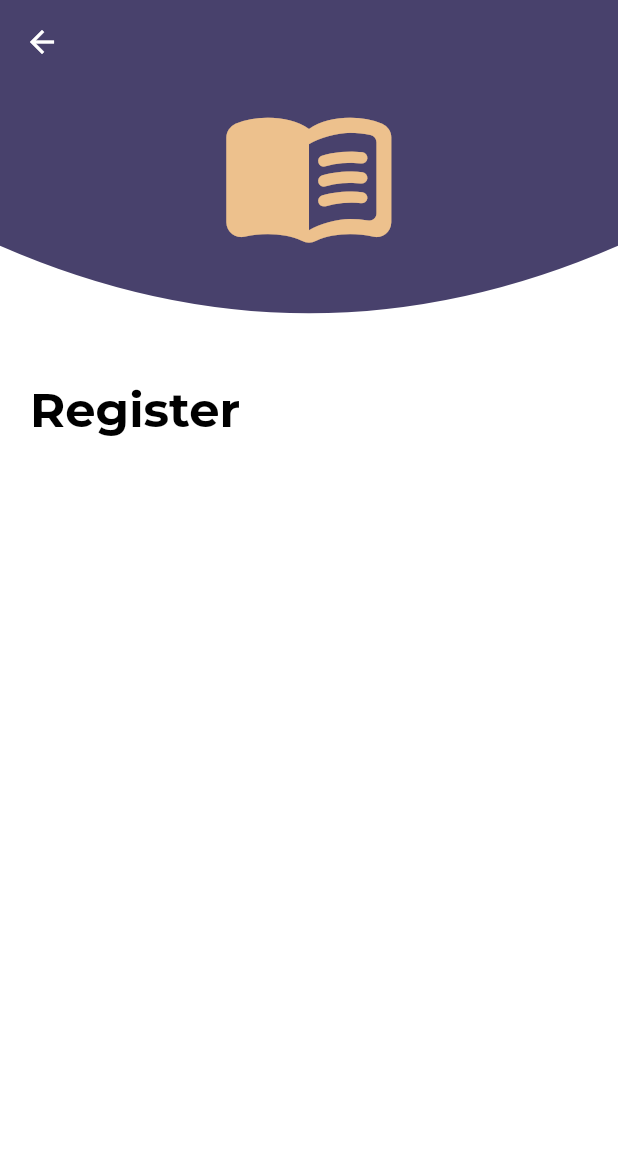
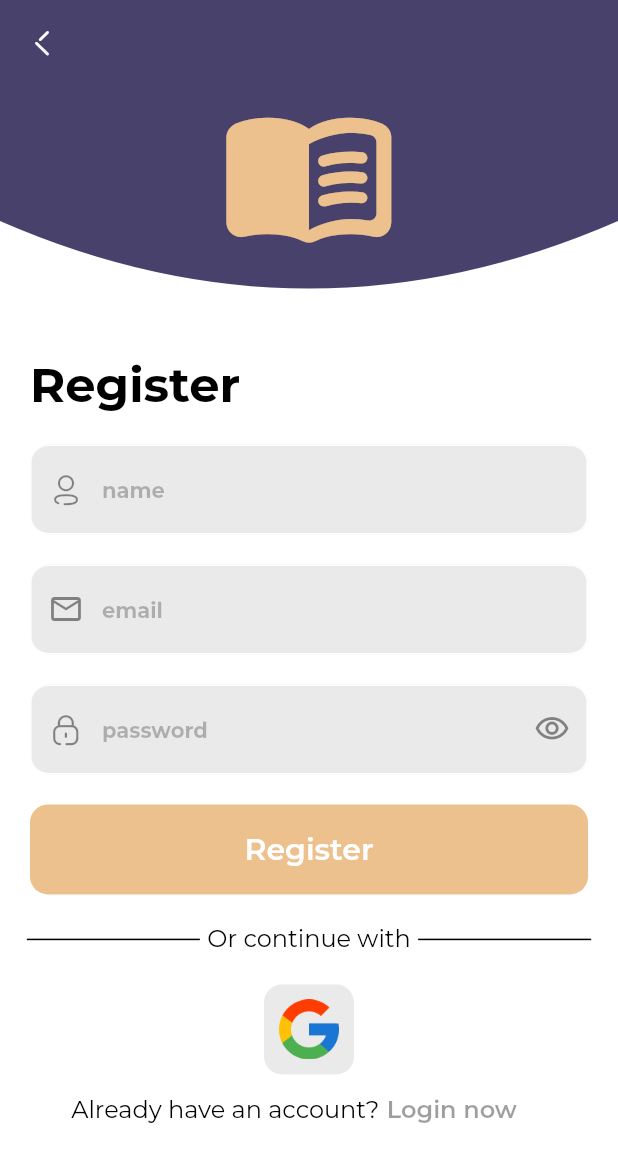
Before and after one commit to yousefm2311/booky-app-mvvm, a Flutter app: the screen it shows after launch, after a tap on "Register now", on a phone screen of 412 x 824 dp. Shown: the top 1162 px of the screen. Run offline on Flutter 3.47's test engine with Material 2 defaults, Android fonts, the phone set to English and light mode, and no system bars; our stand-ins replace animate_do, dio, flutter_bloc, go_router, google_fonts.

Commit message:
done ui register

```diff
--- a/lib/core/utils/routes/routes.dart
+++ b/lib/core/utils/routes/routes.dart
@@ -48,9 +48,11 @@ abstract class AppRoutes {
               child: const LoginView(),
             )),
     GoRoute(
-      path: registerView,
-      builder: (context, state) => const RegisterView(),
-    ),
+        path: registerView,
+        builder: (context, state) => BlocProvider(
+              create: (context) => AuthBloc(),
+              child: const RegisterView(),
+            )),
   ]);
   static String splashView = '/';
   static String homeView = '/homeView';
--- a/lib/features/auth/presentition/view_model/bloc_auth/auth_bloc.dart
+++ b/lib/features/auth/presentition/view_model/bloc_auth/auth_bloc.dart
@@ -5,8 +5,11 @@ import 'package:flutter_bloc/flutter_bloc.dart';
 
 class AuthBloc extends Bloc<AuthEvent, AuthState> {
   bool isVisibility = true;
-  TextEditingController emailController = TextEditingController();
-  TextEditingController passwordController = TextEditingController();
+  TextEditingController emailLoginController = TextEditingController();
+  TextEditingController passwordLoginController = TextEditingController();
+  TextEditingController emailRegisterController = TextEditingController();
+  TextEditingController nameRegisterController = TextEditingController();
+  TextEditingController passwordRegisterController = TextEditingController();
 
   AuthBloc() : super(AuthInitialState()) {
     on<AuthEvent>((event, emit) async {
--- a/lib/features/auth/presentition/views/login_view.dart
+++ b/lib/features/auth/presentition/views/login_view.dart
@@ -7,7 +7,9 @@ class LoginView extends StatelessWidget {
   @override
   Widget build(BuildContext context) {
     return Scaffold(
-      appBar: AppBar(),
+      appBar: AppBar(
+        leading: Container(),
+      ),
       body: const LoginBodyView(),
     );
   }
--- a/lib/features/auth/presentition/views/register_view.dart
+++ b/lib/features/auth/presentition/views/register_view.dart
@@ -1,5 +1,7 @@
+import 'package:bookly_full_app_mvvm/core/utils/icon_broken.dart';
 import 'package:bookly_full_app_mvvm/features/auth/presentition/views/widget/register_body_view.dart';
 import 'package:flutter/material.dart';
+import 'package:go_router/go_router.dart';
 
 class RegisterView extends StatelessWidget {
   const RegisterView({super.key});
@@ -7,7 +9,14 @@ class RegisterView extends StatelessWidget {
   @override
   Widget build(BuildContext context) {
     return Scaffold(
-      appBar: AppBar(),
+      appBar: AppBar(
+        leading: IconButton(
+          onPressed: () {
+            GoRouter.of(context).pop();
+          },
+          icon: const Icon(IconBroken.Arrow___Left_2),
+        ),
+      ),
       body: const RegisterBodyView(),
     );
   }
--- a/lib/features/auth/presentition/views/widget/clippath_view.dart
+++ b/lib/features/auth/presentition/views/widget/clippath_view.dart
@@ -11,7 +11,7 @@ class ClipPathView extends StatelessWidget {
       clipper: RoundedClipper(),
       child: Container(
         width: double.infinity,
-        height: MediaQuery.sizeOf(context).height * .24,
+        height: MediaQuery.sizeOf(context).height * .22,
         decoration: const BoxDecoration(
           color: AppColors.kPrimaryColor,
         ),
--- a/lib/features/auth/presentition/views/widget/custom_text_form_field.dart
+++ b/lib/features/auth/presentition/views/widget/custom_text_form_field.dart
@@ -9,21 +9,24 @@ class CustomTextFormField extends StatelessWidget {
       required this.prefixIcon,
       this.suffixIcon,
       required this.controller,
-      required this.obscureText});
+      required this.obscureText, this.textInputType});
   final String hintText;
   final Icon prefixIcon;
   final Widget? suffixIcon;
   final TextEditingController controller;
   final bool obscureText;
+  final TextInputType? textInputType;
   @override
   Widget build(BuildContext context) {
     return Padding(
       padding: const EdgeInsets.symmetric(horizontal: 20.0),
       child: TextFormField(
+        keyboardType: textInputType,
         style: Styles.textStyle16,
         obscureText: obscureText,
         controller: controller,
         decoration: InputDecoration(
+
             hintText: hintText,
             prefixIcon: prefixIcon,
             hintStyle: Styles.textStyle14,
--- a/lib/features/auth/presentition/views/widget/login_body_view.dart
+++ b/lib/features/auth/presentition/views/widget/login_body_view.dart
@@ -1,12 +1,12 @@
 import 'package:bookly_full_app_mvvm/core/utils/routes/routes.dart';
 import 'package:bookly_full_app_mvvm/core/utils/styles.dart';
-import 'package:bookly_full_app_mvvm/core/widgets/custom_text_button.dart';
 import 'package:bookly_full_app_mvvm/features/auth/presentition/view_model/bloc_auth/auth_bloc.dart';
 import 'package:bookly_full_app_mvvm/features/auth/presentition/view_model/bloc_auth/auth_state.dart';
 import 'package:bookly_full_app_mvvm/features/auth/presentition/views/widget/clippath_view.dart';
+import 'package:bookly_full_app_mvvm/features/auth/presentition/views/widget/section_bottom_view.dart';
 import 'package:bookly_full_app_mvvm/features/auth/presentition/views/widget/section_continue_with.dart';
 import 'package:bookly_full_app_mvvm/features/auth/presentition/views/widget/section_button_login.dart';
-import 'package:bookly_full_app_mvvm/features/auth/presentition/views/widget/section_text_form_field.dart';
+import 'package:bookly_full_app_mvvm/features/auth/presentition/views/widget/section_login_text_form_field.dart';
 import 'package:flutter/material.dart';
 import 'package:flutter_bloc/flutter_bloc.dart';
 import 'package:go_router/go_router.dart';
@@ -16,11 +16,10 @@ class LoginBodyView extends StatelessWidget {
 
   @override
   Widget build(BuildContext context) {
-    return BlocBuilder< AuthBloc,AuthState>(
+    return BlocBuilder<AuthBloc, AuthState>(
       builder: (context, state) {
         var cubit = BlocProvider.of<AuthBloc>(context);
-        return SafeArea(
-          child: SingleChildScrollView(
+        return SingleChildScrollView(
           child: Column(
             crossAxisAlignment: CrossAxisAlignment.start,
             children: [
@@ -29,28 +28,19 @@ class LoginBodyView extends StatelessWidget {
                   padding: EdgeInsets.symmetric(horizontal: 20.0),
                   child: Text('Login', style: Styles.textStyle32)),
               const SizedBox(height: 20.0),
-                SectionTextFormField(cubit: cubit),
+              SectionLoginTextFormField(bloc: cubit),
               const SectionButtonLogin(),
               const SizedBox(height: 20.0),
               SectionContinueWithView(onTap: () {}),
               const SizedBox(height: 10.0),
-                Row(
-                  mainAxisAlignment: MainAxisAlignment.center,
-                  children: [
-                    const Text(
-                      'Not a member?',
-                      style: Styles.textStyle16,
-                    ),
-                    CustomTextButton(
-                      text: 'Register now',
+              SectionBottomView(
+                text: 'Not a member?',
+                buttonTitle: 'Register now',
                 onPressed: () {
                   GoRouter.of(context).push(AppRoutes.registerView);
                 },
               )
             ],
-                )
-              ],
-            ),
           ),
         );
       },
--- a/lib/features/auth/presentition/views/widget/register_body_view.dart
+++ b/lib/features/auth/presentition/views/widget/register_body_view.dart
@@ -1,21 +1,58 @@
+import 'package:bookly_full_app_mvvm/core/utils/routes/routes.dart';
 import 'package:bookly_full_app_mvvm/core/utils/styles.dart';
+import 'package:bookly_full_app_mvvm/core/widgets/button.dart';
+import 'package:bookly_full_app_mvvm/features/auth/presentition/view_model/bloc_auth/auth_bloc.dart';
+import 'package:bookly_full_app_mvvm/features/auth/presentition/view_model/bloc_auth/auth_state.dart';
 import 'package:bookly_full_app_mvvm/features/auth/presentition/views/widget/clippath_view.dart';
+import 'package:bookly_full_app_mvvm/features/auth/presentition/views/widget/section_bottom_view.dart';
+import 'package:bookly_full_app_mvvm/features/auth/presentition/views/widget/section_continue_with.dart';
+import 'package:bookly_full_app_mvvm/features/auth/presentition/views/widget/section_register_text_from_field.dart';
 import 'package:flutter/material.dart';
+import 'package:flutter_bloc/flutter_bloc.dart';
+import 'package:go_router/go_router.dart';
 
 class RegisterBodyView extends StatelessWidget {
   const RegisterBodyView({super.key});
 
   @override
   Widget build(BuildContext context) {
-    return const Column(
-      crossAxisAlignment: CrossAxisAlignment.start,
-      children: [
-        ClipPathView(),
-        Padding(
-            padding: EdgeInsets.symmetric(horizontal: 20.0),
-            child: Text('Register', style: Styles.textStyle32)),
-        SizedBox(height: 20.0),
-      ],
+    return BlocConsumer<AuthBloc, AuthState>(
+      builder: (context, state) {
+        var bloc = BlocProvider.of<AuthBloc>(context);
+        return SingleChildScrollView(
+          child: Column(
+            crossAxisAlignment: CrossAxisAlignment.start,
+            children: [
+              const ClipPathView(),
+              const Padding(
+                  padding: EdgeInsets.symmetric(horizontal: 20.0),
+                  child: Text('Register', style: Styles.textStyle32)),
+              const SizedBox(height: 20.0),
+              SectionRegisterTextFormField(
+                bloc: bloc,
+              ),
+              const SizedBox(height: 20.0),
+              Padding(
+                padding: const EdgeInsets.symmetric(horizontal: 20.0),
+                child: CustomButton(
+                  text: 'Register',
+                  onPressed: () {},
+                ),
+              ),
+              const SizedBox(height: 20.0),
+              const SectionContinueWithView(),
+              SectionBottomView(
+                text: 'Already have an account?',
+                buttonTitle: 'Login now',
+                onPressed: () {
+                  GoRouter.of(context).pushReplacement(AppRoutes.loginView);
+                },
+              )
+            ],
+          ),
+        );
+      },
+      listener: (context, state) {},
     );
   }
 }
--- a/lib/features/auth/presentition/views/widget/rounded_clipper.dart
+++ b/lib/features/auth/presentition/views/widget/rounded_clipper.dart
@@ -9,7 +9,7 @@ class RoundedClipper extends CustomClipper<Path> {
       size.width / 2,
       size.height,
       size.width,
-      size.height -  90,
+      size.height - 90,
     );
     path.lineTo(size.width, 0.0);
     path.close();
--- /dev/null
+++ b/lib/features/auth/presentition/views/widget/section_bottom_view.dart
@@ -0,0 +1,32 @@
+import 'package:bookly_full_app_mvvm/core/utils/styles.dart';
+import 'package:bookly_full_app_mvvm/core/widgets/custom_text_button.dart';
+import 'package:flutter/material.dart';
+
+class SectionBottomView extends StatelessWidget {
+  const SectionBottomView(
+      {super.key,
+      required this.text,
+      required this.buttonTitle,
+      this.onPressed});
+
+  final String text, buttonTitle;
+  final void Function()? onPressed;
+
+  @override
+  Widget build(BuildContext context) {
+    return Row(
+      mainAxisAlignment: MainAxisAlignment.center,
+      children: [
+        Text(
+          text,
+          style: Styles.textStyle16,
+        ),
+        const SizedBox(width: 5.0),
+        CustomTextButton(
+          text: buttonTitle,
+          onPressed: onPressed,
+        )
+      ],
+    );
+  }
+}
--- a/lib/features/auth/presentition/views/widget/section_text_form_field.dart
+++ b/lib/features/auth/presentition/views/widget/section_login_text_form_field.dart
@@ -5,26 +5,28 @@ import 'package:bookly_full_app_mvvm/features/auth/presentition/views/widget/cus
 import 'package:flutter/material.dart';
 import 'package:flutter_bloc/flutter_bloc.dart';
 
-class SectionTextFormField extends StatelessWidget {
-  const SectionTextFormField({super.key, required this.cubit});
-  final AuthBloc cubit;
+class SectionLoginTextFormField extends StatelessWidget {
+  const SectionLoginTextFormField({super.key, required this.bloc});
+  final AuthBloc bloc;
   @override
   Widget build(BuildContext context) {
     return Column(
       children: [
         CustomTextFormField(
+          textInputType: TextInputType.emailAddress,
             obscureText: false,
-            controller: cubit.emailController,
+            controller: bloc.emailLoginController,
             hintText: 'email',
             prefixIcon: const Icon(Icons.email_outlined)),
         const SizedBox(height: 20.0),
         CustomTextFormField(
-          obscureText: cubit.isVisibility,
-          controller: cubit.passwordController,
+          textInputType: TextInputType.visiblePassword,
+          obscureText: bloc.isVisibility,
+          controller: bloc.passwordLoginController,
           hintText: 'password',
           prefixIcon: const Icon(IconBroken.Lock),
           suffixIcon: IconButton(
-            icon: cubit.isVisibility
+            icon: bloc.isVisibility
                 ? const Icon(Icons.visibility_outlined)
                 : const Icon(Icons.visibility_off_outlined),
             onPressed: () {
--- /dev/null
+++ b/lib/features/auth/presentition/views/widget/section_register_text_from_field.dart
@@ -0,0 +1,47 @@
+import 'package:bookly_full_app_mvvm/core/utils/icon_broken.dart';
+import 'package:bookly_full_app_mvvm/features/auth/presentition/view_model/bloc_auth/auth_bloc.dart';
+import 'package:bookly_full_app_mvvm/features/auth/presentition/view_model/bloc_auth/auth_event.dart';
+import 'package:bookly_full_app_mvvm/features/auth/presentition/views/widget/custom_text_form_field.dart';
+import 'package:flutter/material.dart';
+import 'package:flutter_bloc/flutter_bloc.dart';
+
+class SectionRegisterTextFormField extends StatelessWidget {
+  const SectionRegisterTextFormField({super.key, required this.bloc});
+  final AuthBloc bloc;
+  @override
+  Widget build(BuildContext context) {
+    return Column(
+      children: [
+        CustomTextFormField(
+          textInputType: TextInputType.name,
+            obscureText: false,
+            controller: bloc.nameRegisterController,
+            hintText: 'name',
+            prefixIcon: const Icon(IconBroken.Profile)),
+        const SizedBox(height: 20.0),
+        CustomTextFormField(
+          textInputType: TextInputType.emailAddress,
+            obscureText: false,
+            controller: bloc.emailRegisterController,
+            hintText: 'email',
+            prefixIcon: const Icon(Icons.email_outlined)),
+        const SizedBox(height: 20.0),
+        CustomTextFormField(
+          textInputType: TextInputType.visiblePassword,
+          obscureText: bloc.isVisibility,
+          controller: bloc.passwordRegisterController,
+          hintText: 'password',
+          prefixIcon: const Icon(IconBroken.Lock),
+          suffixIcon: IconButton(
+            icon: bloc.isVisibility
+                ? const Icon(Icons.visibility_outlined)
+                : const Icon(Icons.visibility_off_outlined),
+            onPressed: () {
+              BlocProvider.of<AuthBloc>(context).add(ChangeVisibilityEvent());
+            },
+          ),
+        ),
+      ],
+    );
+  }
+}
--- a/lib/features/splash/presentition/view/splash_view.dart
+++ b/lib/features/splash/presentition/view/splash_view.dart
@@ -17,7 +17,7 @@ class _SplashViewState extends State<SplashView> {
   void initState() {
     super.initState();
     Future.delayed(const Duration(seconds: 2), () {
-      GoRouter.of(context).push(AppRoutes.loginView);
+      GoRouter.of(context).pushReplacement(AppRoutes.loginView);
     });
   }
 
```
Lines whose indentation alone changed are shown as unchanged.
